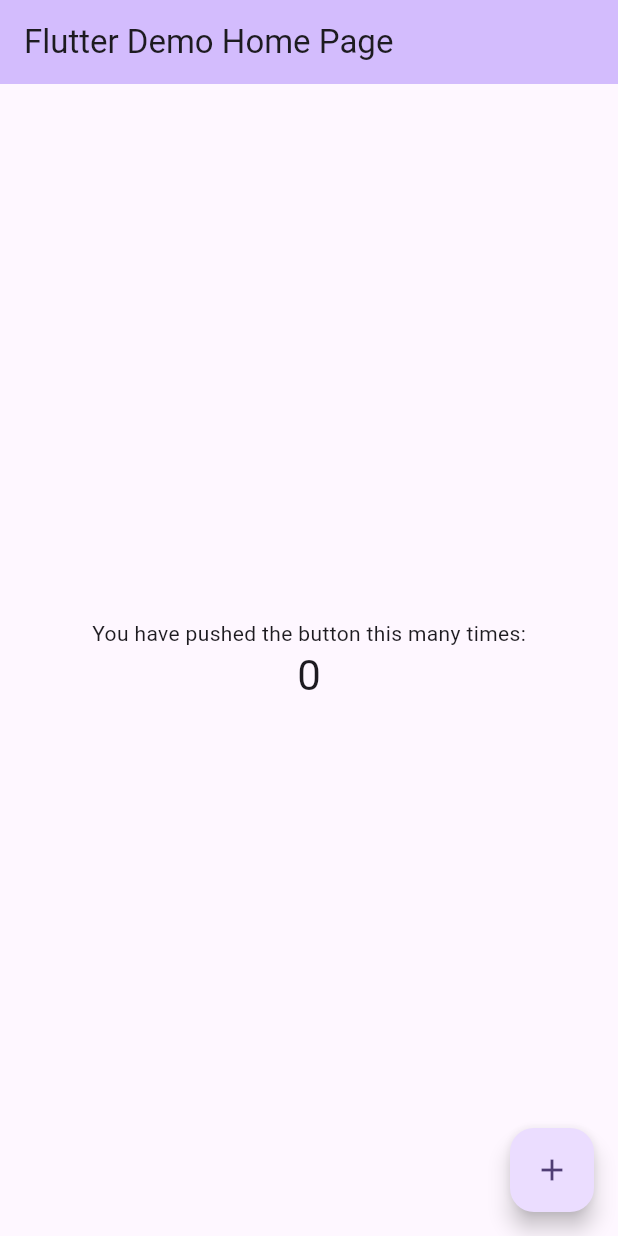
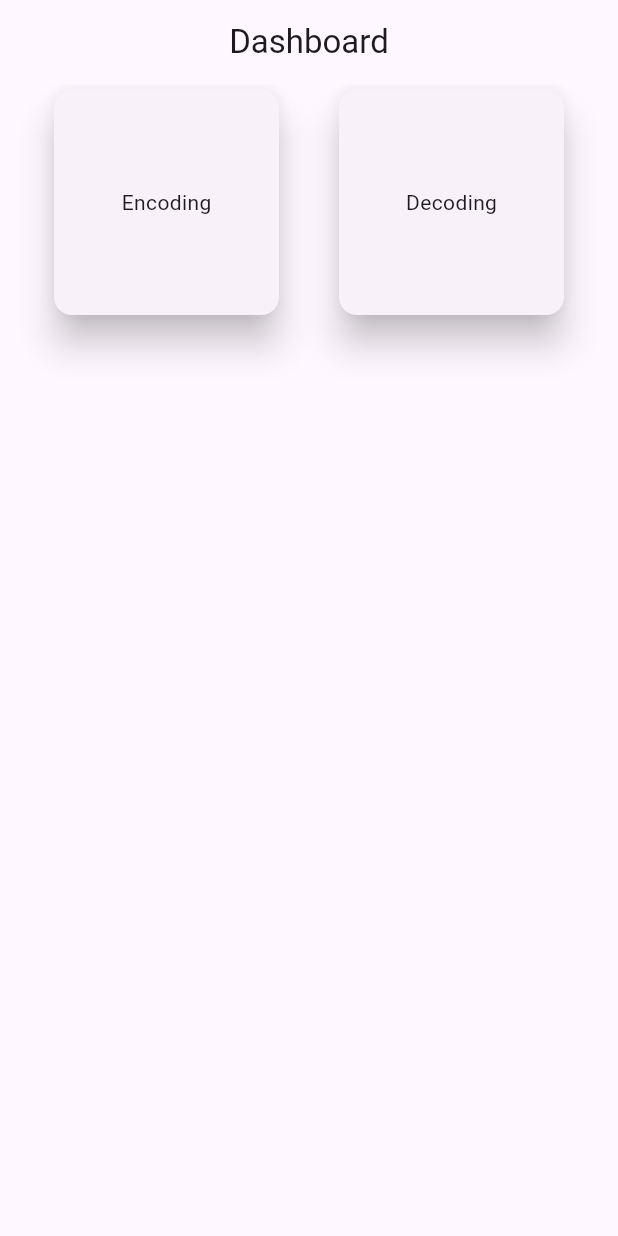
Before and after one commit to RishilJani/Cipher-Decoder, a Flutter app: the screen it shows after launch, on a phone screen of 412 x 824 dp. Run offline on Flutter 3.47's test engine with Material 3 defaults, Android fonts, the light colour scheme and no system bars; our stand-ins replace get.

Commit message:
Setting up basic encoding decoding UI, and basic logic

```diff
--- /dev/null
+++ b/lib/dashboard/dashboard.dart
@@ -0,0 +1,70 @@
+import 'package:cipher_decoder/utils/import_export.dart';
+
+
+class Dashboard extends StatelessWidget {
+  const Dashboard({super.key});
+
+  @override
+  Widget build(BuildContext context) {
+    return Scaffold(
+      appBar: AppBar(
+        title: const Text(APPBAR_TITLE_DASHBOARD),
+        centerTitle: true,
+      ),
+      body:Column(
+        children: [
+          Row(
+            mainAxisAlignment: MainAxisAlignment.spaceEvenly,
+            children: [
+              customIconButton(
+                onPressed: () { Get.toNamed(RT_ENCODING_VIEW); },
+                child: const Text("Encoding")
+              ),
+
+              customIconButton(
+                  onPressed: (){
+                    Get.toNamed(RT_DECODING_VIEW);
+                  },
+                  child: const Text("Decoding")
+              ),
+            ],
+          )
+        ],
+      )
+    );
+  }
+
+  Widget customIconButton({child , onPressed}){
+    return Card(
+      elevation: 10,
+      child: InkWell(
+        onTap: onPressed,
+        child: Container(
+          alignment: Alignment.center,
+          height: 150,
+          width: 150,
+          child: child,
+        ),
+      ),
+    );
+  }
+
+}
+
+/*
+Note:
+
+2 copy options : copy only cipher text || copy both plaintext and cipher text
+designing : jevi live karvani che evi
+
+
+ColorCode:
+(Light Mode)
+Bg color #E6E8FA
+primary color #09E88B
+
+(Dark Mode)
+BG color #292626
+primary #FFE100
+
+*/
--- /dev/null
+++ b/lib/decoding/decoding_controller.dart
@@ -0,0 +1,3 @@
+class DecodingController {
+
+}
--- a/lib/main.dart
+++ b/lib/main.dart
@@ -1,4 +1,5 @@
-import 'package:flutter/material.dart';
+import 'package:cipher_decoder/utils/import_export.dart';
+
 
 void main() {
   runApp(const MyApp());
@@ -7,46 +8,23 @@
 class MyApp extends StatelessWidget {
   const MyApp({super.key});
 
-  // This widget is the root of your application.
   @override
   Widget build(BuildContext context) {
-    return MaterialApp(
+    return GetMaterialApp(
       title: 'Flutter Demo',
+      debugShowCheckedModeBanner: false,
       theme: ThemeData(
-        // This is the theme of your application.
-        //
-        // TRY THIS: Try running your application with "flutter run". You'll see
-        // the application has a purple toolbar. Then, without quitting the app,
-        // try changing the seedColor in the colorScheme below to Colors.green
-        // and then invoke "hot reload" (save your changes or press the "hot
-        // reload" button in a Flutter-supported IDE, or press "r" if you used
-        // the command line to start the app).
-        //
-        // Notice that the counter didn't reset back to zero; the application
-        // state is not lost during the reload. To reset the state, use hot
-        // restart instead.
-        //
-        // This works for code too, not just values: Most code changes can be
-        // tested with just a hot reload.
         colorScheme: ColorScheme.fromSeed(seedColor: Colors.deepPurple),
         useMaterial3: true,
       ),
-      home: const MyHomePage(title: 'Flutter Demo Home Page'),
+      initialRoute: AppRoutes.initial,
+      getPages: AppRoutes.routes,
     );
   }
 }
 
 class MyHomePage extends StatefulWidget {
   const MyHomePage({super.key, required this.title});
-
-  // This widget is the home page of your application. It is stateful, meaning
-  // that it has a State object (defined below) that contains fields that affect
-  // how it looks.
-
-  // This class is the configuration for the state. It holds the values (in this
-  // case the title) provided by the parent (in this case the App widget) and
-  // used by the build method of the State. Fields in a Widget subclass are
-  // always marked "final".
 
   final String title;
 
@@ -59,23 +37,12 @@
 
   void _incrementCounter() {
     setState(() {
-      // This call to setState tells the Flutter framework that something has
-      // changed in this State, which causes it to rerun the build method below
-      // so that the display can reflect the updated values. If we changed
-      // _counter without calling setState(), then the build method would not be
-      // called again, and so nothing would appear to happen.
       _counter++;
     });
   }
 
   @override
   Widget build(BuildContext context) {
-    // This method is rerun every time setState is called, for instance as done
-    // by the _incrementCounter method above.
-    //
-    // The Flutter framework has been optimized to make rerunning build methods
-    // fast, so that you can just rebuild anything that needs updating rather
-    // than having to individually change instances of widgets.
     return Scaffold(
       appBar: AppBar(
         // TRY THIS: Try changing the color here to a specific color (to
--- /dev/null
+++ b/lib/utils/app_routes.dart
@@ -0,0 +1,23 @@
+import 'package:cipher_decoder/utils/import_export.dart';
+
+class AppRoutes{
+  AppRoutes._();
+  static String initial = RT_DASHBOARD;
+
+  static List<GetPage> routes = [
+    GetPage(
+        name: RT_DASHBOARD,
+        page: ()=> const Dashboard()
+    ),
+
+    GetPage(
+      name:RT_ENCODING_VIEW,
+      page: () => const EncodingView(),
+    ),
+
+    GetPage(
+        name: RT_DECODING_VIEW,
+        page: () => const DecodingView()
+    )
+  ];
+}
--- /dev/null
+++ b/lib/utils/import_export.dart
@@ -0,0 +1,15 @@
+export 'package:flutter/material.dart';
+export 'package:get/get.dart';
+export 'package:cipher_decoder/utils/string_constants.dart';
+
+export 'package:cipher_decoder/utils/app_routes.dart';
+
+export 'package:cipher_decoder/dashboard/dashboard.dart';
+
+export 'package:cipher_decoder/encoding/encoding_controller.dart';
+export 'package:cipher_decoder/encoding/encoding_model.dart';
+export 'package:cipher_decoder/encoding/encoding_view.dart';
+
+export 'package:cipher_decoder/decoding/decoding_controller.dart';
+export 'package:cipher_decoder/decoding/decoding_model.dart';
+export 'package:cipher_decoder/decoding/decoding_view.dart';
--- /dev/null
+++ b/lib/utils/string_constants.dart
@@ -0,0 +1,28 @@
+// ignore_for_file: constant_identifier_names
+
+// region AppBar title
+const String APPBAR_TITLE_DASHBOARD = "Dashboard";
+const String APPBAR_TITLE_ENCODING = "Encoding";
+const String APPBAR_TITLE_DECODING = "Decoding";
+// endregion
+
+// region Encoding Methods
+const String EN_CEASER_CIPHER = "Ceaser Cipher";
+const String EN_ATBASH_CIPHER = "Atbash Cipher";
+const String EN_MONO_ALPHABATIC = "Mono Alphabatic";
+
+// endregion
+
+// region enum
+enum EncodeDecodeTypes {
+  Ceaser_Cipher,
+  Atbash_Cipher,
+  Mono_Cipher
+}
+// endregion
+
+// region Routes
+const String RT_DASHBOARD = "/dashboard";
+const String RT_ENCODING_VIEW = "/encoding_view";
+const String RT_DECODING_VIEW = "/decoding_views";
+// endregion
--- a/pubspec.yaml
+++ b/pubspec.yaml
@@ -30,7 +30,7 @@ environment:
 dependencies:
   flutter:
     sdk: flutter
-
+  get: ^4.7.2
 
   # The following adds the Cupertino Icons font to your application.
   # Use with the CupertinoIcons class for iOS style icons.
```
Also changed, not shown: lib/decoding/decoding_view.dart (added, +207 -0 lines), lib/encoding/encoding_controller.dart (added, +30 -0 lines), lib/encoding/encoding_model.dart (added, +38 -0 lines), lib/encoding/encoding_view.dart (added, +219 -0 lines), lib/decoding/decoding_model.dart (added), pubspec.lock.
